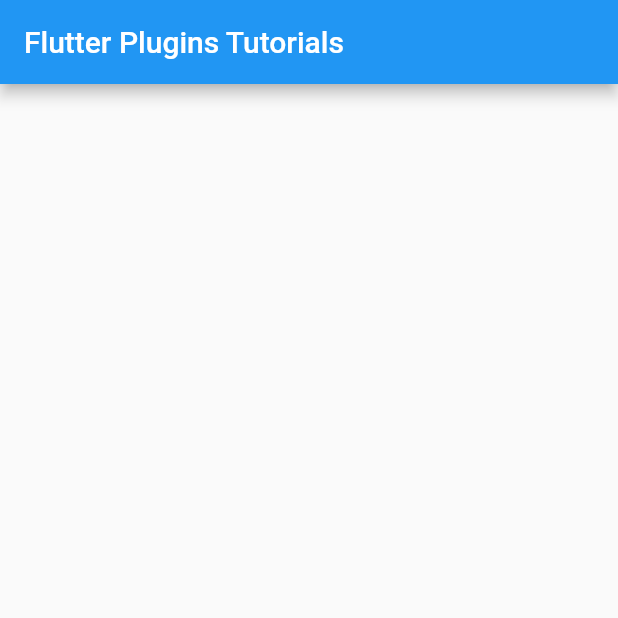
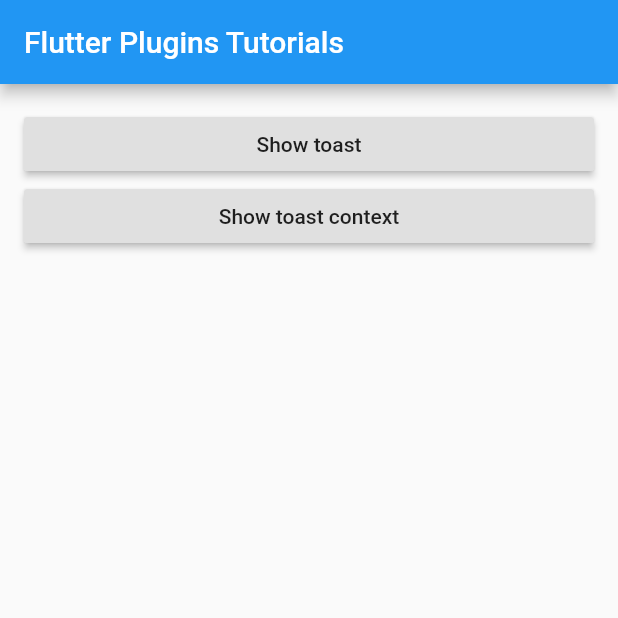
Before and after one commit to lohanidamodar/flutter_plugin_tuts, a Flutter app: the screen it shows after launch, on a phone screen of 412 x 824 dp, the top half of it. Run offline on Flutter 3.47's test engine with Material 2 defaults, Android fonts, the phone set to English and light mode, and no system bars; our stand-ins replace fluttertoast.

Commit message:
flutter toast

```diff
--- a/lib/main.dart
+++ b/lib/main.dart
@@ -1,4 +1,5 @@
 import 'package:flutter/material.dart';
+import 'package:fluttertoast/fluttertoast.dart';
 
 void main() {
   runApp(MyApp());
@@ -27,7 +28,36 @@ class HomePage extends StatelessWidget {
       ),
       body: ListView(
         padding: const EdgeInsets.all(16.0),
-        children: <Widget>[],
+        children: <Widget>[
+          RaisedButton(
+            child: Text("Show toast"),
+            onPressed: () {
+              Fluttertoast.showToast(
+                msg: "This is a toast message",
+                toastLength: Toast.LENGTH_LONG,
+                gravity: ToastGravity.CENTER,
+                backgroundColor: Colors.red,
+                fontSize: 20.0,
+              );
+            },
+          ),
+          RaisedButton(
+            child: Text("Show toast context"),
+            onPressed: () {
+              var ftoast = FToast(context);
+              ftoast.showToast(
+                child: Container(
+                  padding: const EdgeInsets.all(16.0),
+                  decoration: BoxDecoration(
+                    color: Colors.green,
+                    borderRadius: BorderRadius.circular(5.0),
+                  ),
+                  child: Text("Hello world"),
+                ),
+              );
+            },
+          )
+        ],
       ),
     );
   }
--- a/pubspec.yaml
+++ b/pubspec.yaml
@@ -7,6 +7,7 @@ environment:
   sdk: ">=2.7.0 <3.0.0"
 
 dependencies:
+  fluttertoast: ^7.0.2
   flutter:
     sdk: flutter
 
```
Also changed, not shown: pubspec.lock.
